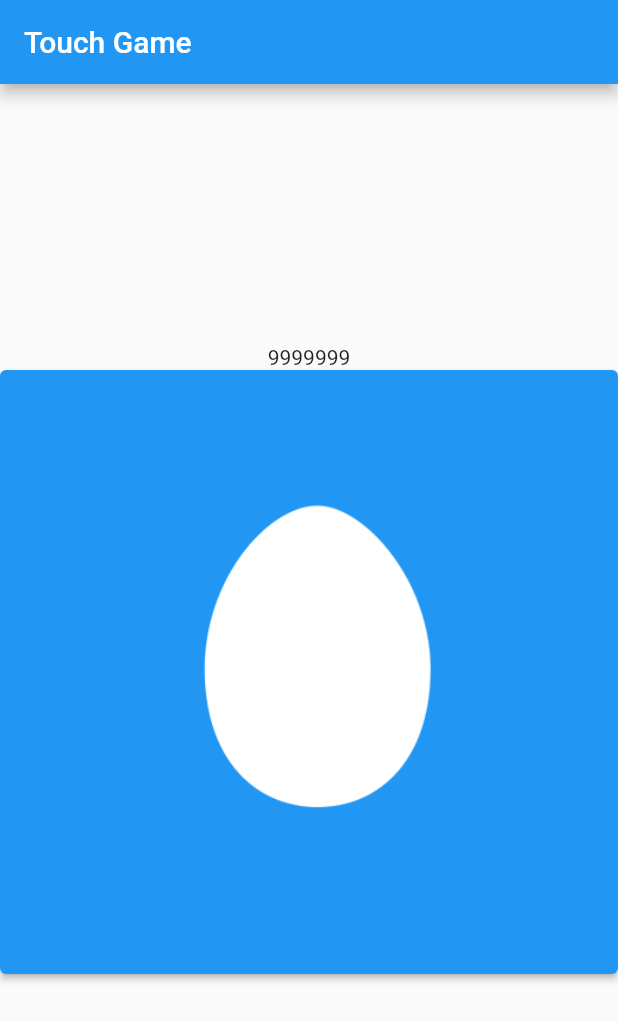
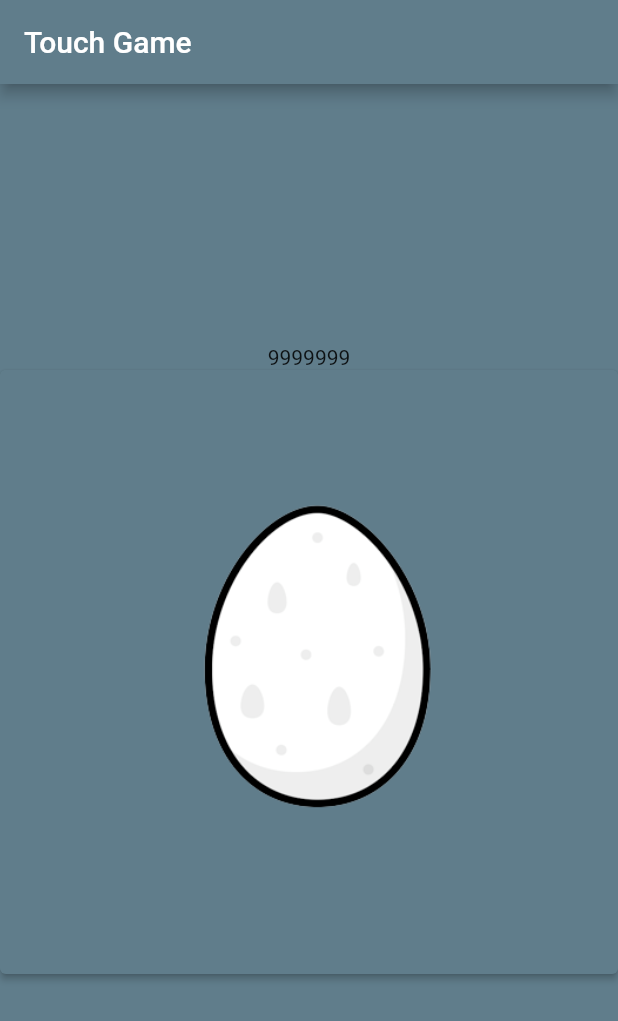
Before and after one commit to B-KJS26/Flutter_P, a Flutter app: the screen it shows after launch, on a phone screen of 412 x 824 dp. Shown: the top 1021 px of the screen. Run offline on Flutter 3.47's test engine with Material 2 defaults, Android fonts, the phone set to English and light mode, and no system bars; our stand-ins replace carousel_slider, flutter_native_splash, flutter_screenutil, flutter_spinkit, flutter_svg, salomon_bottom_bar; missing offline and left inert: kakao_flutter_sdk, kakao_flutter_sdk_common, kakao_flutter_sdk_user.

Commit message:
FIX :: Image Error

```diff
--- a/touchgame/lib/main.dart
+++ b/touchgame/lib/main.dart
@@ -11,7 +11,7 @@ class Touchgame extends StatelessWidget {
     return MaterialApp(
       title: 'Touch Game',
       theme: ThemeData(
-        primarySwatch: Colors.blue,
+        primarySwatch: Colors.blueGrey,
       ),
       home: const Mainpages(title: 'Touch Game'),
     );
@@ -48,11 +48,14 @@ class _MainpagesState extends State<Mainpages> {
                 AlertDialog(title: Text('알이 깨졌습니다!'),);
               }
             });
-          }, child: Image(image: AssetImage('assets/egg.png'),
-          color: Colors.white,)),
+          },
+            child: Image(image: AssetImage('assets/egg.png'),
+            colorBlendMode: BlendMode.lighten,
+        )),
         ]
       ),
       ),
+      backgroundColor: Colors.blueGrey,
     );
   }
 }
--- a/touchgame/pubspec.yaml
+++ b/touchgame/pubspec.yaml
@@ -36,6 +36,7 @@ dependencies:
   # The following adds the Cupertino Icons font to your application.
   # Use with the CupertinoIcons class for iOS style icons.
   cupertino_icons: ^1.0.2
+  remove_background: ^0.0.1
 
 dev_dependencies:
   flutter_test:
```
Also changed, not shown: touchgame/pubspec.lock.
